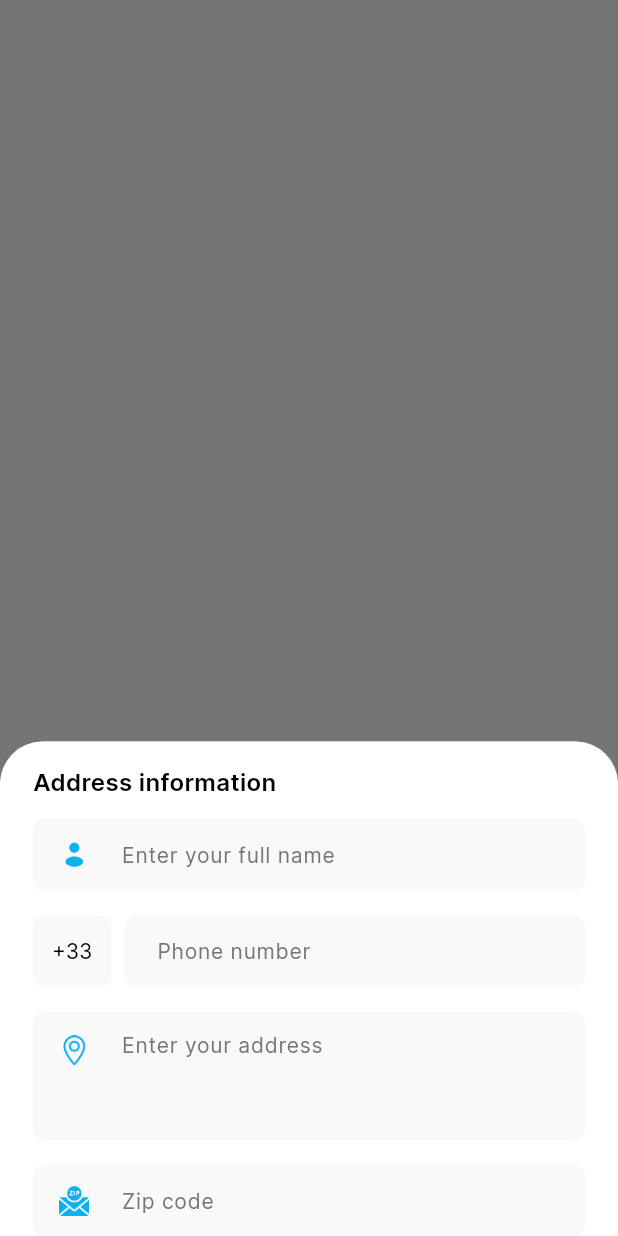
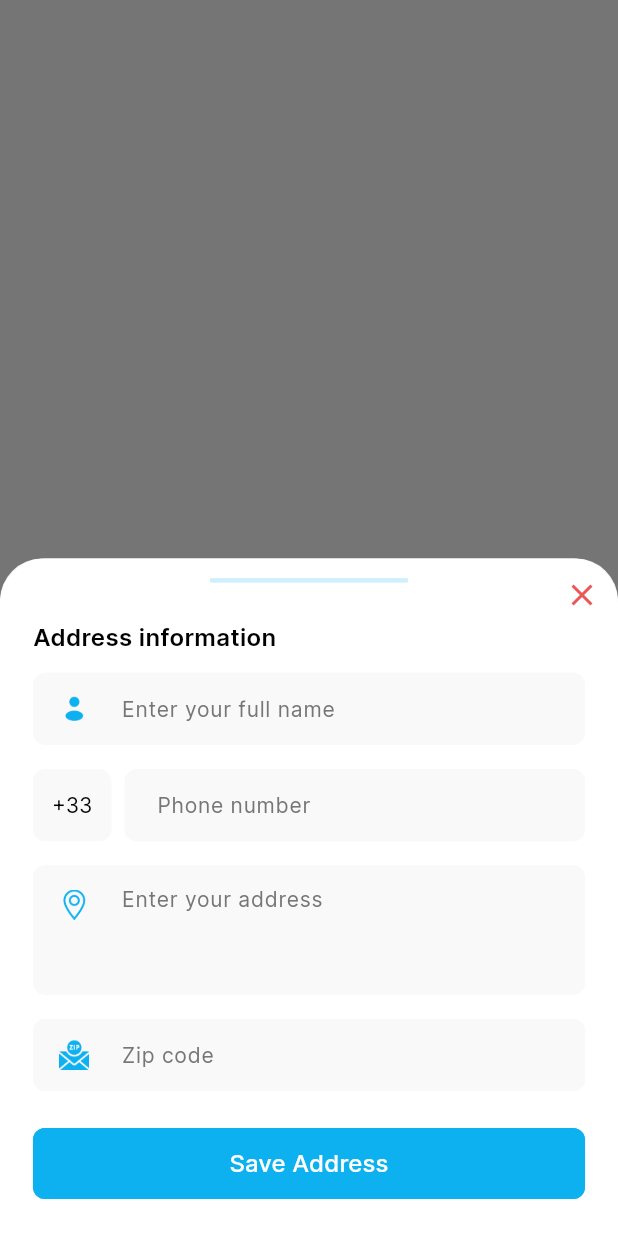
Before and after one commit to Fawadali521/Notary_Ping, a Flutter app: the LocationDetails widget shown alone on an empty page, opened directly with empty values, on a phone screen of 412 x 824 dp. Run offline on Flutter 3.47's test engine with Material 3 defaults, Android fonts, the light colour scheme and no system bars; our stand-ins replace avatar_glow, dots_indicator, flutter_dash, flutter_rating_bar, flutter_screenutil, fluttertoast and 9 more; missing offline and left inert: audio_waveforms, flutter_polyline_points, flutter_slidable_panel, widgets_to_image.

Commit message:
address updated

```diff
--- a/lib/image_strings.dart
+++ b/lib/image_strings.dart
@@ -54,6 +54,8 @@ const String imgMIcon = "$images/img_m.png";
 const String nameMIcon = "$images/name_m.png";
 const String startMakerIcon = "$images/startM.png";
 const String filterIcon = "$icons/filter.png";
+const String mapMarkerIcon = "$icons/map_loc.png";
+const String editAddressIcon = "$icons/edit_add.png";
 
 ///
 ///dynamic images
--- a/lib/src/modules/dashboard/message/Chat.dart
+++ b/lib/src/modules/dashboard/message/Chat.dart
@@ -6,6 +6,7 @@ import 'package:audio_waveforms/audio_waveforms.dart';
 import 'package:notary_ping/src/modules/dashboard/message/utility/AudioMessage.dart';
 import 'package:notary_ping/src/modules/dashboard/message/utility/MessageBar.dart';
 import 'package:notary_ping/src/modules/dashboard/message/utility/TextMessage.dart';
+import 'package:notary_ping/src/modules/dashboard/notary_profile/NotaryProfile.dart';
 import 'package:notary_ping/src/states/message/MessageController.dart';
 import 'package:path_provider/path_provider.dart';
 
@@ -349,7 +350,9 @@ class _ChatState extends State<Chat> {
           ),
         ),
       ],
-      title: Row(
+      title: GestureDetector(
+        onTap: () => Get.to(() => const NotaryProfile()),
+        child: Row(
           children: [
             Align(
               alignment: Alignment.topCenter,
@@ -411,6 +414,7 @@ class _ChatState extends State<Chat> {
               ],
             ),
           ],
+        ),
       ),
     );
   }
--- a/lib/src/modules/dashboard/profile/Profile.dart
+++ b/lib/src/modules/dashboard/profile/Profile.dart
@@ -7,7 +7,7 @@ import 'package:notary_ping/src/modules/dashboard/profile/CustomerSupport.dart';
 import 'package:notary_ping/src/modules/dashboard/profile/EditProfile.dart';
 import 'package:notary_ping/src/modules/dashboard/profile/PrivacyPolicy.dart';
 import 'package:notary_ping/src/modules/dashboard/profile/TermAndCondition.dart';
-import 'package:notary_ping/src/modules/dashboard/profile/address_managment/SelectLocation.dart';
+import 'package:notary_ping/src/modules/dashboard/profile/address_managment/AddressBook.dart';
 import 'package:notary_ping/src/modules/dashboard/profile/utility/CustomProfileItem.dart';
 import 'package:notary_ping/src/states/profile/ProfileController.dart';
 
@@ -83,7 +83,7 @@ class Profile extends StatelessWidget {
           CustomProfileItem(
             title: "Address book",
             icon: locationIcon,
-            onTap: () => Get.to(() => const SelectLocation()),
+            onTap: () => Get.to(() => AddressBook()),
           ),
           CustomProfileItem(
             title: "App setting",
@@ -115,6 +115,7 @@ class Profile extends StatelessWidget {
             icon: logoutIcon,
             onTap: () => Get.offAll(() => SignIn()),
           ),
+          SizedBox(height: 24.h),
         ],
       ),
     );
--- a/lib/src/modules/dashboard/profile/address_managment/LocationDetails.dart
+++ b/lib/src/modules/dashboard/profile/address_managment/LocationDetails.dart
@@ -1,6 +1,5 @@
 // ignore_for_file: non_constant_identifier_names, file_names
 
-import 'package:notary_ping/src/modules/dashboard/profile/address_managment/UpdateLocation.dart';
 import 'package:notary_ping/src/states/profile/ProfileController.dart';
 import 'package:notary_ping/src/utility/CustomDropDown.dart';
 
@@ -14,13 +13,9 @@ LocationDetails(BuildContext context, String address) {
     context: context,
     isScrollControlled: true,
     builder: (context) {
-      return DraggableScrollableSheet(
-        expand: false,
-        initialChildSize: 0.4,
-        maxChildSize: 0.75,
-        minChildSize: 0.3,
-        builder: (context, scrollController) {
       return Container(
+        padding:
+            EdgeInsets.only(bottom: MediaQuery.of(context).viewInsets.bottom),
         decoration: const BoxDecoration(
           color: Palette.whiteColor,
           borderRadius: BorderRadius.only(
@@ -28,18 +23,44 @@ LocationDetails(BuildContext context, String address) {
             topRight: Radius.circular(30),
           ),
         ),
-            child: ListView.builder(
-              padding: EdgeInsets.symmetric(
-                // horizontal: 20.w,
-                vertical: 16.h,
+        child: ListView(
+          shrinkWrap: true,
+          children: [
+            Stack(
+              children: [
+                Padding(
+                  padding: const EdgeInsets.only(
+                    top: 16,
                   ),
-              controller: scrollController,
-              itemCount: 1,
-              itemBuilder: (BuildContext context, int index) {
-                return ListView(
-                  shrinkWrap: true,
-                  physics: const NeverScrollableScrollPhysics(),
+                  child: Divider(
+                    height: 0,
+                    color: Palette.dotColor,
+                    thickness: 3,
+                    endIndent: .34.sw,
+                    indent: .34.sw,
+                  ),
+                ),
+                InkWell(
+                  onTap: () => Navigator.of(context).pop(),
+                  child: const Align(
+                    alignment: Alignment.topRight,
+                    child: Padding(
+                      padding: EdgeInsets.only(
+                          bottom: 5, left: 5, top: 12, right: 12),
+                      child: Icon(
+                        Icons.close,
+                        color: Palette.redColor,
+                      ),
+                    ),
+                  ),
+                ),
+              ],
+            ),
+            Padding(
               padding: EdgeInsets.symmetric(horizontal: 20.w),
+              child: Column(
+                mainAxisSize: MainAxisSize.min,
+                crossAxisAlignment: CrossAxisAlignment.start,
                 children: [
                   Text(
                     "Address information".tr,
@@ -129,27 +150,23 @@ LocationDetails(BuildContext context, String address) {
                     prefixIcon: zipcodeIcon,
                   ),
                   Padding(
-                      padding: EdgeInsets.symmetric(
-                          horizontal: 20.w, vertical: 50.h),
+                    padding: EdgeInsets.symmetric(vertical: 24.h),
                     child: Column(
                       mainAxisSize: MainAxisSize.min,
                       children: [
                         SubmitButton(
                           title: 'Save Address'.tr,
-                            onTap: () => Get.to(() => UpdateLocation(
-                                  location: address,
-                                )),
+                          onTap: () {},
                         ),
                       ],
                     ),
                   ),
                 ],
-                );
-              },
+              ),
+            )
+          ],
         ),
       );
     },
   );
-    },
-  );
 }
--- a/lib/src/services/Languages.dart
+++ b/lib/src/services/Languages.dart
@@ -114,6 +114,7 @@ class Languages extends Translations {
           'Report type': 'Report type',
           'Description': 'Description',
           'Submit report': 'Submit report',
+          'Address Book': 'Address Book',
           '': '',
         },
       };
--- a/lib/src/utility/CustomAppBar.dart
+++ b/lib/src/utility/CustomAppBar.dart
@@ -4,7 +4,8 @@ import '../../index.dart';
 
 PreferredSize CustomAppBar(
     {required String title, bool? isBack, bool? isNotification, Color? color}) {
-  return PreferredSize(
+  return
+  PreferredSize(
     preferredSize: const Size.fromHeight(60),
     child: AppBar(
       backgroundColor: color ?? Palette.bgColor,
```
Also changed, not shown: lib/src/modules/dashboard/bookings/Tracking.dart (+5 -5 lines), lib/src/modules/dashboard/home/Home.dart (+27 -69 lines), lib/src/modules/dashboard/profile/address_managment/AddressBook.dart (added, +114 -0 lines), lib/src/modules/dashboard/profile/address_managment/SelectLocation.dart (+66 -39 lines), lib/src/modules/dashboard/profile/address_managment/UpdateLocation.dart (+15 -12 lines), assets/icon/edit_add.png (added), assets/icon/map_loc.png (added). Lines whose indentation alone changed are shown as unchanged.
